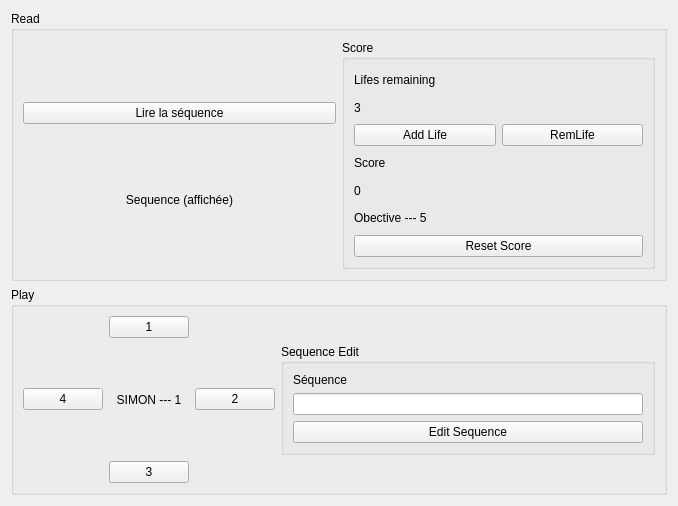
Leyk973/LearnWithRobinMain, file supersimon.ui: the form before one commit.
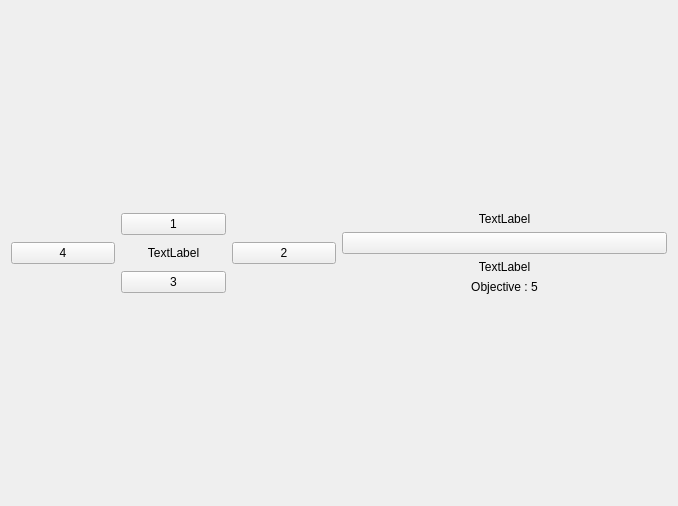
The form after the commit.

The edit to the form file:
```diff
--- a/supersimon.ui
+++ b/supersimon.ui
@@ -17,155 +17,17 @@
    <item>
     <layout class="QGridLayout" name="gridLayout">
      <item row="0" column="0">
-      <widget class="QGroupBox" name="groupBox">
-       <property name="title">
-        <string>Read</string>
-       </property>
-       <layout class="QHBoxLayout" name="horizontalLayout_2">
-        <item>
-         <layout class="QVBoxLayout" name="verticalLayout_2">
-          <item>
-           <spacer name="verticalSpacer_2">
-            <property name="orientation">
-             <enum>Qt::Vertical</enum>
-            </property>
-            <property name="sizeHint" stdset="0">
-             <size>
-              <width>20</width>
-              <height>40</height>
-             </size>
-            </property>
-           </spacer>
-          </item>
-          <item>
-           <widget class="QPushButton" name="butLireSeq">
-            <property name="text">
-             <string>Lire la séquence</string>
-            </property>
-           </widget>
-          </item>
-          <item>
-           <spacer name="verticalSpacer">
-            <property name="orientation">
-             <enum>Qt::Vertical</enum>
-            </property>
-            <property name="sizeHint" stdset="0">
-             <size>
-              <width>20</width>
-              <height>40</height>
-             </size>
-            </property>
-           </spacer>
-          </item>
-          <item>
-           <widget class="QLabel" name="labLireSeq">
-            <property name="text">
-             <string>Sequence (affichée)</string>
-            </property>
-            <property name="alignment">
-             <set>Qt::AlignCenter</set>
-            </property>
-           </widget>
-          </item>
-          <item>
-           <spacer name="verticalSpacer_3">
-            <property name="orientation">
-             <enum>Qt::Vertical</enum>
-            </property>
-            <property name="sizeHint" stdset="0">
-             <size>
-              <width>20</width>
-              <height>40</height>
-             </size>
-            </property>
-           </spacer>
-          </item>
-         </layout>
-        </item>
-        <item>
-         <widget class="QGroupBox" name="boxScore">
-          <property name="sizePolicy">
-           <sizepolicy hsizetype="Preferred" vsizetype="Preferred">
-            <horstretch>0</horstretch>
-            <verstretch>0</verstretch>
-           </sizepolicy>
-          </property>
-          <property name="title">
-           <string>Score</string>
-          </property>
-          <layout class="QVBoxLayout" name="verticalLayout">
-           <item>
-            <widget class="QLabel" name="labLifeInfo">
-             <property name="text">
-              <string>Lifes remaining</string>
-             </property>
-            </widget>
-           </item>
-           <item>
-            <widget class="QLabel" name="labLifeRemaining">
-             <property name="text">
-              <string>3</string>
-             </property>
-            </widget>
-           </item>
-           <item>
-            <layout class="QHBoxLayout" name="horizontalLayout_3">
-             <item>
-              <widget class="QPushButton" name="butAddLife">
-               <property name="text">
-                <string>Add Life</string>
-               </property>
-              </widget>
-             </item>
-             <item>
-              <widget class="QPushButton" name="butRemLife">
-               <property name="text">
-                <string>RemLife</string>
-               </property>
-              </widget>
-             </item>
-            </layout>
-           </item>
-           <item>
-            <widget class="QLabel" name="labScoreInfo">
-             <property name="text">
-              <string>Score</string>
-             </property>
-            </widget>
-           </item>
-           <item>
-            <widget class="QLabel" name="labScore">
-             <property name="text">
-              <string>0</string>
-             </property>
-            </widget>
-           </item>
-           <item>
-            <widget class="QLabel" name="labObjective">
-             <property name="text">
-              <string>Obective --- 5</string>
-             </property>
-            </widget>
-           </item>
-           <item>
-            <widget class="QPushButton" name="butResScore">
-             <property name="text">
-              <string>Reset Score</string>
-             </property>
-            </widget>
-           </item>
-          </layout>
-         </widget>
-        </item>
-       </layout>
-      </widget>
-     </item>
-     <item row="1" column="0">
-      <widget class="QGroupBox" name="groupBox_2">
-       <property name="title">
-        <string>Play</string>
-       </property>
        <layout class="QGridLayout" name="gridLayout_2">
+       <item row="1" column="1">
+        <widget class="QLabel" name="labSeqNumber">
+         <property name="text">
+          <string>TextLabel</string>
+         </property>
+         <property name="alignment">
+          <set>Qt::AlignCenter</set>
+         </property>
+        </widget>
+       </item>
         <item row="0" column="1">
          <widget class="QPushButton" name="butSim1">
           <property name="text">
@@ -187,44 +49,6 @@
           </property>
          </widget>
         </item>
-        <item row="1" column="3">
-         <widget class="QGroupBox" name="boxSeqEdit">
-          <property name="sizePolicy">
-           <sizepolicy hsizetype="Preferred" vsizetype="Preferred">
-            <horstretch>0</horstretch>
-            <verstretch>0</verstretch>
-           </sizepolicy>
-          </property>
-          <property name="layoutDirection">
-           <enum>Qt::LeftToRight</enum>
-          </property>
-          <property name="autoFillBackground">
-           <bool>false</bool>
-          </property>
-          <property name="title">
-           <string>Sequence Edit</string>
-          </property>
-          <layout class="QGridLayout" name="gridLayout_3" columnstretch="0">
-           <item row="1" column="0">
-            <widget class="QLineEdit" name="textSeqEdit"/>
-           </item>
-           <item row="0" column="0">
-            <widget class="QLabel" name="labSeqEditInfo">
-             <property name="text">
-              <string>Séquence</string>
-             </property>
-            </widget>
-           </item>
-           <item row="2" column="0">
-            <widget class="QPushButton" name="butSeqEdit">
-             <property name="text">
-              <string>Edit Sequence</string>
-             </property>
-            </widget>
-           </item>
-          </layout>
-         </widget>
-        </item>
         <item row="2" column="1">
          <widget class="QPushButton" name="butSim3">
           <property name="text">
@@ -232,21 +56,48 @@
           </property>
          </widget>
         </item>
-        <item row="1" column="1">
-         <widget class="QLabel" name="labSeqNumber">
+      </layout>
+     </item>
+     <item row="0" column="1">
+      <layout class="QVBoxLayout" name="verticalLayout">
+       <item>
+        <widget class="QLabel" name="labLifeRemaining">
           <property name="text">
-           <string>SIMON --- 1</string>
-          </property>
-          <property name="scaledContents">
-           <bool>false</bool>
-          </property>
+          <string>TextLabel</string>
+         </property>
+         <property name="alignment">
+          <set>Qt::AlignCenter</set>
+         </property>
+        </widget>
+       </item>
+       <item>
+        <widget class="QPushButton" name="butLireSeq">
+         <property name="text">
+          <string/>
+         </property>
+        </widget>
+       </item>
+       <item>
+        <widget class="QLabel" name="labScore">
+         <property name="text">
+          <string>TextLabel</string>
+         </property>
           <property name="alignment">
            <set>Qt::AlignCenter</set>
           </property>
          </widget>
         </item>
-       </layout>
-      </widget>
+       <item>
+        <widget class="QLabel" name="labObjective">
+         <property name="text">
+          <string>Objective : 5</string>
+         </property>
+         <property name="alignment">
+          <set>Qt::AlignCenter</set>
+         </property>
+        </widget>
+       </item>
+      </layout>
      </item>
     </layout>
    </item>
```
Lines whose indentation alone changed are shown as unchanged.
